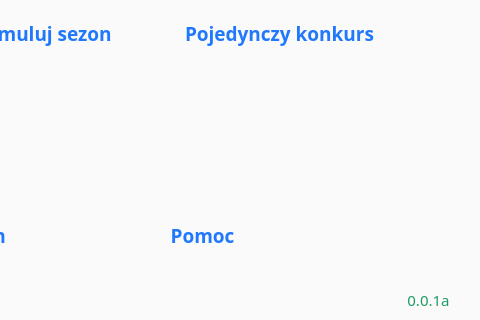
Qt form source/UI/mainwindow.ui (SiekamCebule/sj-sim) before a commit; both pictures show x 360 to 840 and y 305 to 625 of the 840 by 625 pixel window.
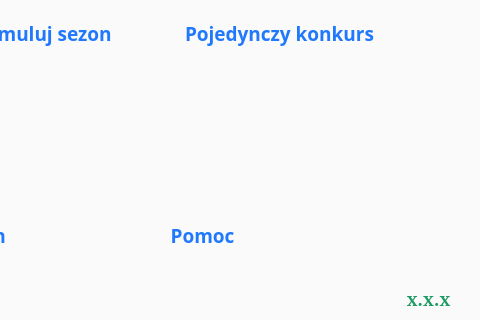
The same form after that commit. Icons and pictures are not drawn.

```diff
--- a/source/UI/mainwindow.ui
+++ b/source/UI/mainwindow.ui
@@ -672,8 +672,9 @@
        <widget class="QLabel" name="label">
         <property name="font">
          <font>
-          <family>Noto Sans</family>
-          <pointsize>11</pointsize>
+          <family>Quicksand [PfEd]</family>
+          <pointsize>15</pointsize>
+          <bold>true</bold>
          </font>
         </property>
         <property name="styleSheet">
@@ -683,7 +684,7 @@
 </string>
         </property>
         <property name="text">
-         <string>0.0.1a</string>
+         <string>x.x.x</string>
         </property>
         <property name="alignment">
          <set>Qt::AlignCenter</set>
```
Left out of the diff: 2 changed lines with no effect on the pictures.
